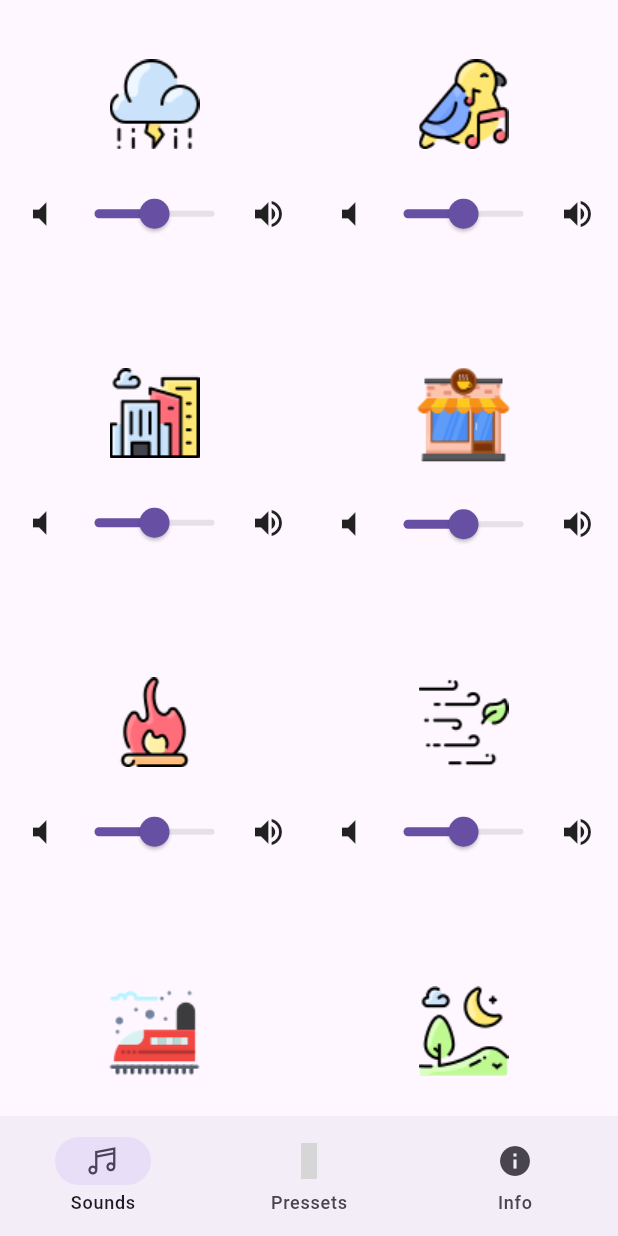
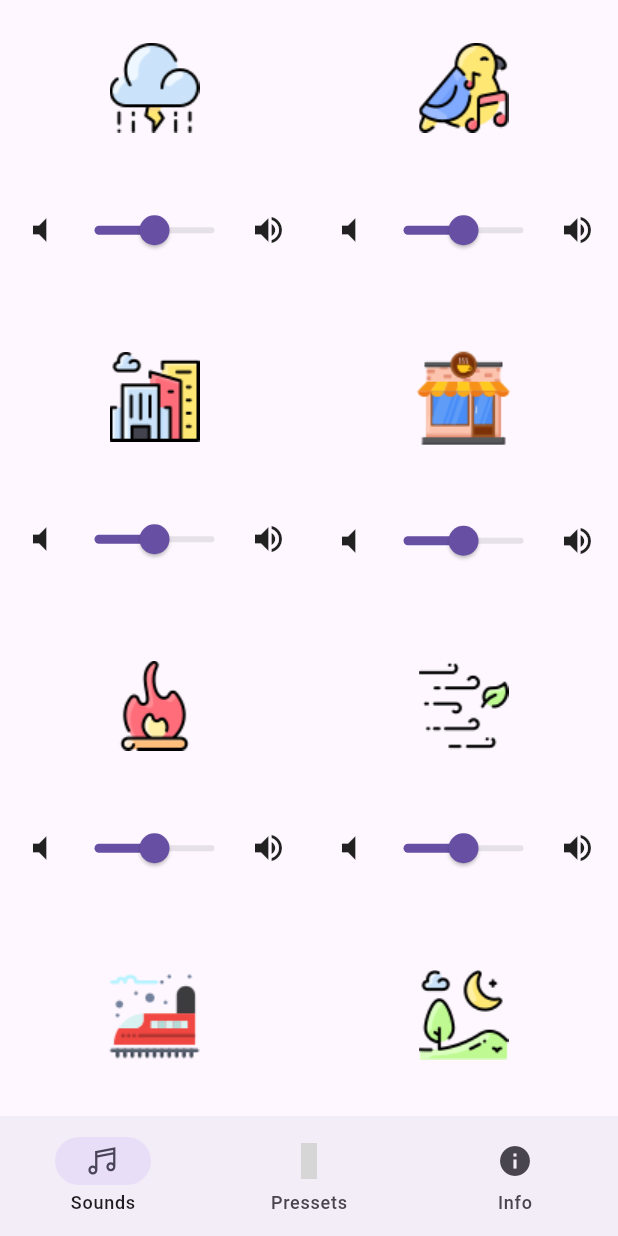
Before and after one commit to leksidev/atmosphere_app, a Flutter app: the screen it shows after launch, on a phone screen of 412 x 824 dp. Run offline on Flutter 3.47's test engine with Material 2 defaults, Android fonts, the phone set to English and light mode, and no system bars; our stand-ins replace audioplayers, go_router, line_icons, weather_icons; grey boxes are pictures that could not be loaded.

Commit message:
fix: change wigget elements sizes

```diff
--- a/lib/features/pressets/view/pressets_screen.dart
+++ b/lib/features/pressets/view/pressets_screen.dart
@@ -1,4 +1,3 @@
-import 'package:atmosphere/widgets/scaffold_with_navbar.dart';
 import 'package:flutter/material.dart';
 
 class PressetsScreen extends StatelessWidget {
--- a/lib/features/sounds_screen/view/sounds_screen.dart
+++ b/lib/features/sounds_screen/view/sounds_screen.dart
@@ -36,7 +36,7 @@ class SoundsList extends StatelessWidget {
             },
             icon: Icon(
               soundModel.soundsList[soundName]?.icon,
-              size: 60.0,
+              size: 20.0,
               color: soundModel.isSoundPlayNow(soundName)
                   ? Colors.blueAccent
                   : Colors.grey,
@@ -46,6 +46,7 @@ class SoundsList extends StatelessWidget {
                 children: [
                   soundModel.soundsList[soundName]!.image,
                   Image.asset('assets/img/icons8-pause.png',
+                      height: 60.0,
                       color: const Color.fromRGBO(255, 255, 255, 0.5),
                       colorBlendMode: BlendMode.modulate)
                 ],
--- a/lib/widgets/sound_widget.dart
+++ b/lib/widgets/sound_widget.dart
@@ -20,7 +20,7 @@ class SoundWidget extends StatelessWidget {
   Widget build(BuildContext context) {
     return SizedBox(
       child: Padding(
-        padding: const EdgeInsets.symmetric(horizontal: 15.0, vertical: 30.0),
+        padding: const EdgeInsets.symmetric(horizontal: 15.0, vertical: 8.0),
         child: Column(
           mainAxisAlignment: MainAxisAlignment.spaceAround,
           crossAxisAlignment: CrossAxisAlignment.center,
```
